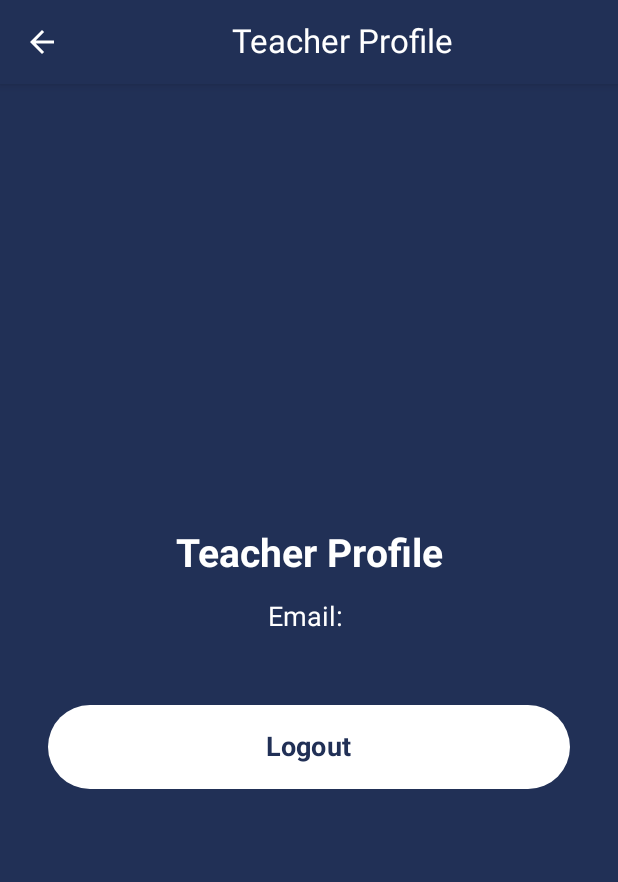
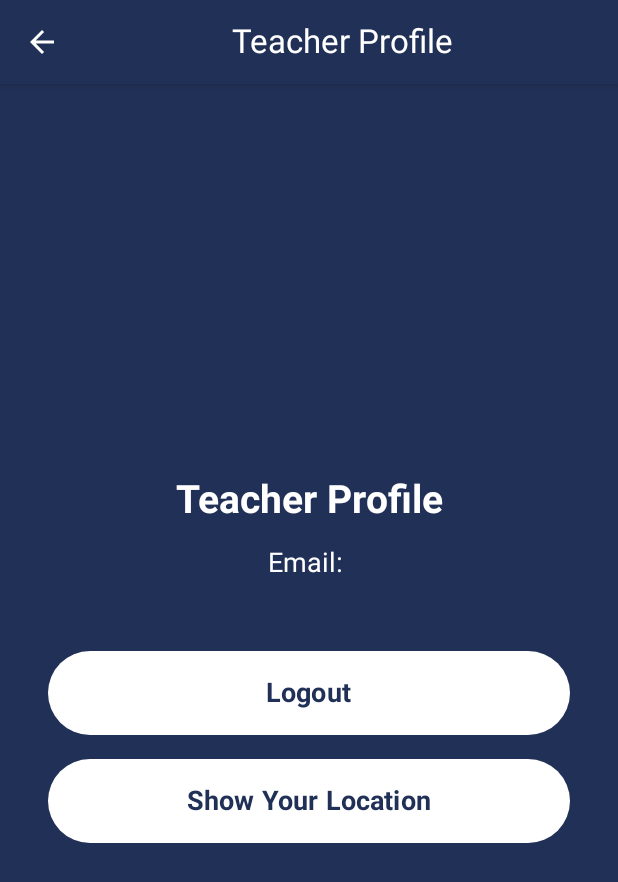
Before and after one commit to FranciscoFernandes861/PrimarySchoolQuiz, an Android app built with Jetpack Compose: the TeacherProfileScreen screen opened through its navigation route, on a phone screen of 412 x 824 dp. Shown: the top 882 px of the screen. Run offline under Robolectric (Android 15) with nearby library versions, the phone set to English and light mode, and no system bars; our stand-ins replace Firebase (no records; nobody signed in at launch, a user with empty details on screens opened directly).

Commit message:
location

```diff
--- a/PrimarySchoolQuiz/app/build.gradle.kts
+++ b/PrimarySchoolQuiz/app/build.gradle.kts
@@ -136,8 +136,6 @@ dependencies {
     implementation ("com.google.accompanist:accompanist-navigation-material:0.28.0")
     implementation ("com.google.accompanist:accompanist-insets:0.28.0")
     implementation ("com.google.maps.android:maps-compose:2.5.3")
-    implementation ("com.google.android.gms:play-services-maps:18.2.0")
-    implementation ("com.google.android.gms:play-services-location:21.3.0")
 
     implementation ("androidx.lifecycle:lifecycle-livedata-ktx:2.8.2")
 
--- a/PrimarySchoolQuiz/app/src/main/AndroidManifest.xml
+++ b/PrimarySchoolQuiz/app/src/main/AndroidManifest.xml
@@ -32,7 +32,7 @@
             android:value="@string/default_notification_channel_id" />
         <meta-data
             android:name="com.google.android.geo.API_KEY"
-            android:value="k0tmarNIzQ0WflrPJY6Xp4kPJRc="/>
+            android:value="x53XKAj3ifrjdE6cgPCYRVQAHjI="/>
 
         <activity
             android:name=".view.activity.MainActivity"
--- a/PrimarySchoolQuiz/app/src/main/java/com/example/primaryschoolquiz/view/screen/TeacherProfileScreen.kt
+++ b/PrimarySchoolQuiz/app/src/main/java/com/example/primaryschoolquiz/view/screen/TeacherProfileScreen.kt
@@ -1,30 +1,40 @@
 package com.example.primaryschoolquiz.view.screen
 
+import android.Manifest
+import android.annotation.SuppressLint
+import android.content.pm.PackageManager
+import android.location.Location
 import androidx.compose.foundation.background
 import androidx.compose.foundation.layout.*
 import androidx.compose.material.icons.Icons
 import androidx.compose.material.icons.automirrored.filled.ArrowBack
 import androidx.compose.material3.*
-import androidx.compose.runtime.Composable
-import androidx.compose.runtime.mutableStateOf
-import androidx.compose.runtime.remember
+import androidx.compose.runtime.*
 import androidx.compose.ui.Alignment
 import androidx.compose.ui.Modifier
 import androidx.compose.ui.graphics.Color
+import androidx.compose.ui.platform.LocalContext
 import androidx.compose.ui.text.TextStyle
 import androidx.compose.ui.text.font.FontWeight
 import androidx.compose.ui.tooling.preview.Preview
 import androidx.compose.ui.unit.dp
 import androidx.compose.ui.unit.sp
+import androidx.core.app.ActivityCompat
 import androidx.navigation.NavController
 import androidx.navigation.compose.rememberNavController
 import com.example.primaryschoolquiz.view.ui.navigation.CustomTopAppBar
+import com.google.accompanist.permissions.*
 import com.google.firebase.auth.FirebaseAuth
+import com.google.android.gms.location.LocationServices
 
+@OptIn(ExperimentalPermissionsApi::class)
 @Composable
 fun TeacherProfileScreen(navController: NavController? = null) {
     val user = FirebaseAuth.getInstance().currentUser
     val email = remember { mutableStateOf(user?.email ?: "No Email") }
+    val context = LocalContext.current
+    var location by remember { mutableStateOf<Location?>(null) }
+    val locationPermissionState = rememberPermissionState(Manifest.permission.ACCESS_FINE_LOCATION)
 
     fun logout() {
         FirebaseAuth.getInstance().signOut()
@@ -32,6 +42,23 @@ fun TeacherProfileScreen(navController: NavController? = null) {
             popUpTo(navController.graph.startDestinationId) {
                 inclusive = true
             }
+        }
+    }
+
+    @SuppressLint("MissingPermission")
+    fun requestLocation() {
+        if (ActivityCompat.checkSelfPermission(
+                context,
+                Manifest.permission.ACCESS_FINE_LOCATION
+            ) == PackageManager.PERMISSION_GRANTED
+        ) {
+            val fusedLocationClient = LocationServices.getFusedLocationProviderClient(context)
+            fusedLocationClient.lastLocation
+                .addOnSuccessListener { loc: Location? ->
+                    location = loc
+                }
+        } else {
+            locationPermissionState.launchPermissionRequest()
         }
     }
 
@@ -84,6 +111,17 @@ fun TeacherProfileScreen(navController: NavController? = null) {
                     ),
                     modifier = Modifier.padding(bottom = 16.dp)
                 )
+                location?.let {
+                    Text(
+                        text = "Location: (${it.latitude}, ${it.longitude})",
+                        style = TextStyle(
+                            fontSize = 18.sp,
+                            fontWeight = FontWeight.Normal,
+                            color = Color.White
+                        ),
+                        modifier = Modifier.padding(bottom = 16.dp)
+                    )
+                }
                 Spacer(modifier = Modifier.height(32.dp))
                 Button(
                     onClick = { logout() },
@@ -94,6 +132,21 @@ fun TeacherProfileScreen(navController: NavController? = null) {
                 ) {
                     Text(
                         text = "Logout",
+                        color = Color(0xFF213056),
+                        fontWeight = FontWeight.Bold,
+                        fontSize = 18.sp
+                    )
+                }
+                Spacer(modifier = Modifier.height(16.dp))
+                Button(
+                    onClick = { requestLocation() },
+                    colors = ButtonDefaults.buttonColors(containerColor = Color.White),
+                    modifier = Modifier
+                        .fillMaxWidth()
+                        .height(56.dp)
+                ) {
+                    Text(
+                        text = "Show Your Location",
                         color = Color(0xFF213056),
                         fontWeight = FontWeight.Bold,
                         fontSize = 18.sp
```
